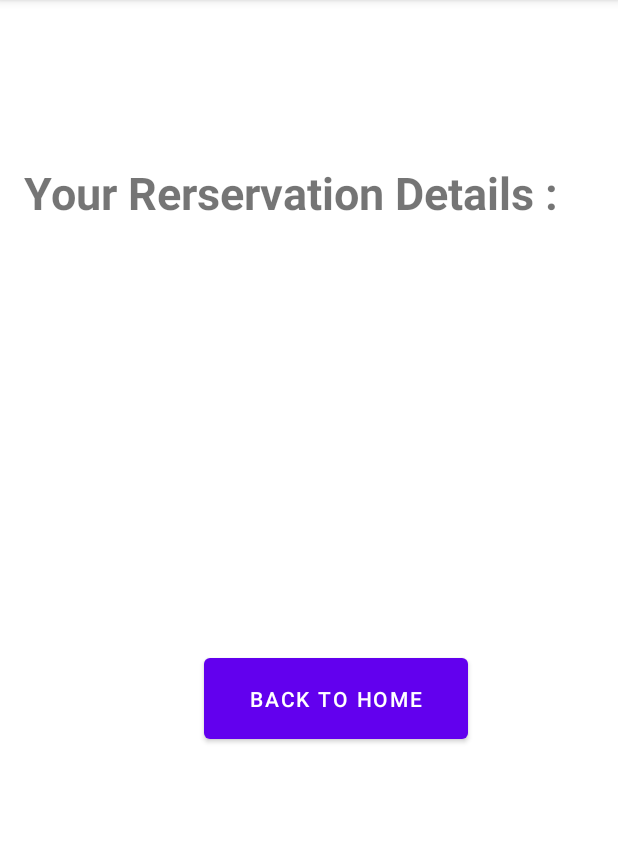
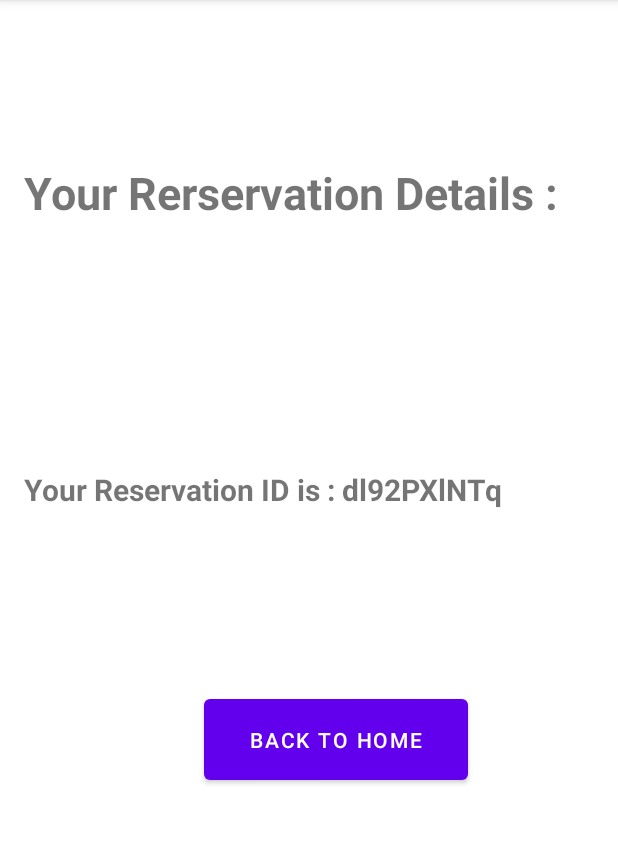
Before and after one commit to Danrockz777/Assign2, an Android app: the Confirmation screen opened directly, with no data from a screen before it, on a phone screen of 412 x 824 dp, the part 84-928 px from its top. Run offline under Robolectric (Android 15) with nearby library versions, the phone set to English and light mode, and no system bars.

Commit message:
Added generator for random string and some debugging.

```diff
--- a/app/src/main/java/com/example/assign2/Confirmation.java
+++ b/app/src/main/java/com/example/assign2/Confirmation.java
@@ -11,8 +11,37 @@ import android.widget.EditText;
 import android.widget.TextView;
 import android.widget.Toast;
 
+import java.util.Random;
+
 public class Confirmation extends AppCompatActivity {
 
+    //Generate Random String
+    static String getAlphaNumericString(int n)
+    {
+
+        // chose a Character random from this String
+        String AlphaNumericString = "ABCDEFGHIJKLMNOPQRSTUVWXYZ"
+                + "0123456789"
+                + "abcdefghijklmnopqrstuvxyz";
+
+        // create StringBuffer size of AlphaNumericString
+        StringBuilder sb = new StringBuilder(n);
+
+        for (int i = 0; i < n; i++) {
+
+            // generate a random number between
+            // 0 to AlphaNumericString variable length
+            int index
+                    = (int)(AlphaNumericString.length()
+                    * Math.random());
+
+            // add Character one by one in end of sb
+            sb.append(AlphaNumericString
+                    .charAt(index));
+        }
+
+        return sb.toString();
+    }
 
     @Override
     protected void onCreate(Bundle savedInstanceState) {
@@ -38,7 +67,12 @@ public class Confirmation extends AppCompatActivity {
             tvNote.setText("Your note is :"+" " + note);
             tvTime.setText("Your chosen time is :"+" " + time);
             tvDate.setText("Your chosen date is :"+" " + date);
+
         }
+        int n = 10;
+        TextView tvString =findViewById(R.id.tvString);
+        tvString.setText("Your Reservation ID is :"+" "+Confirmation.getAlphaNumericString(n));
+
 
     }
     public void displayToast (String message){
@@ -51,4 +85,7 @@ public class Confirmation extends AppCompatActivity {
        startActivity(home);
 
     }
+
+
+
 }
--- a/app/src/main/res/layout/activity_confirmation.xml
+++ b/app/src/main/res/layout/activity_confirmation.xml
@@ -58,6 +58,13 @@
         android:textSize="20sp"
         android:textStyle="bold" />
 
+    <TextView
+        android:id="@+id/tvString"
+        android:layout_width="match_parent"
+        android:layout_height="wrap_content"
+        android:textSize="20sp"
+        android:textStyle="bold" />
+
     <Button
         android:id="@+id/back_to_home"
         android:layout_width="176dp"
```
Also changed, not shown: app/src/main/java/com/example/assign2/viewReservation.java (+27 -4 lines).
